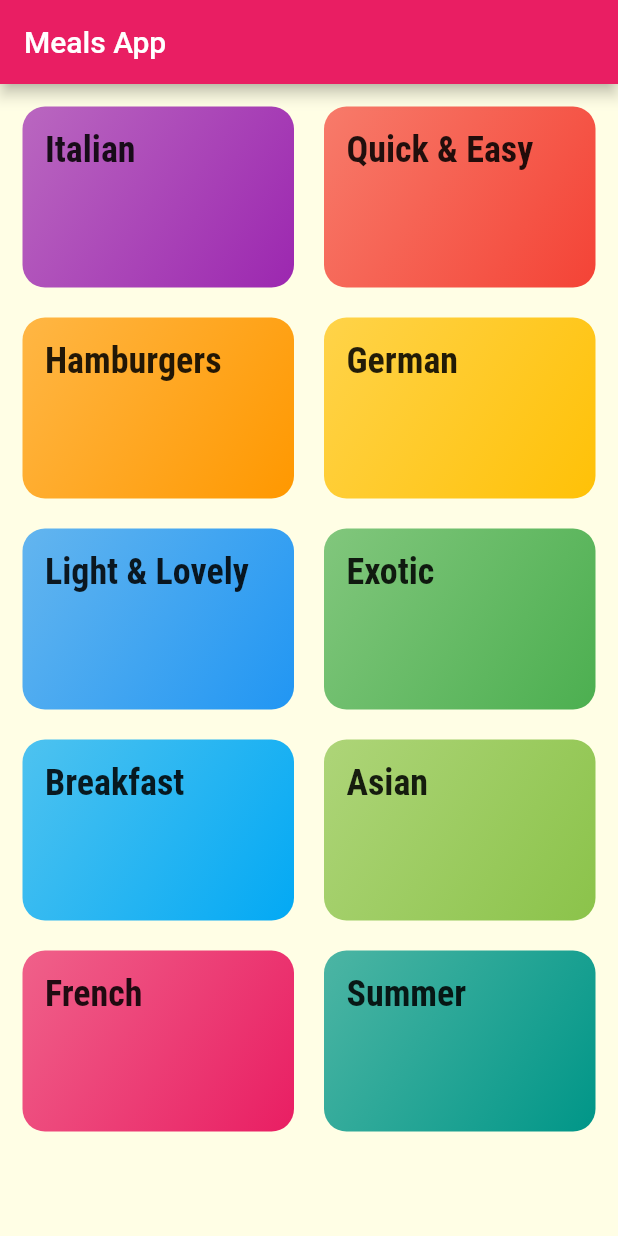
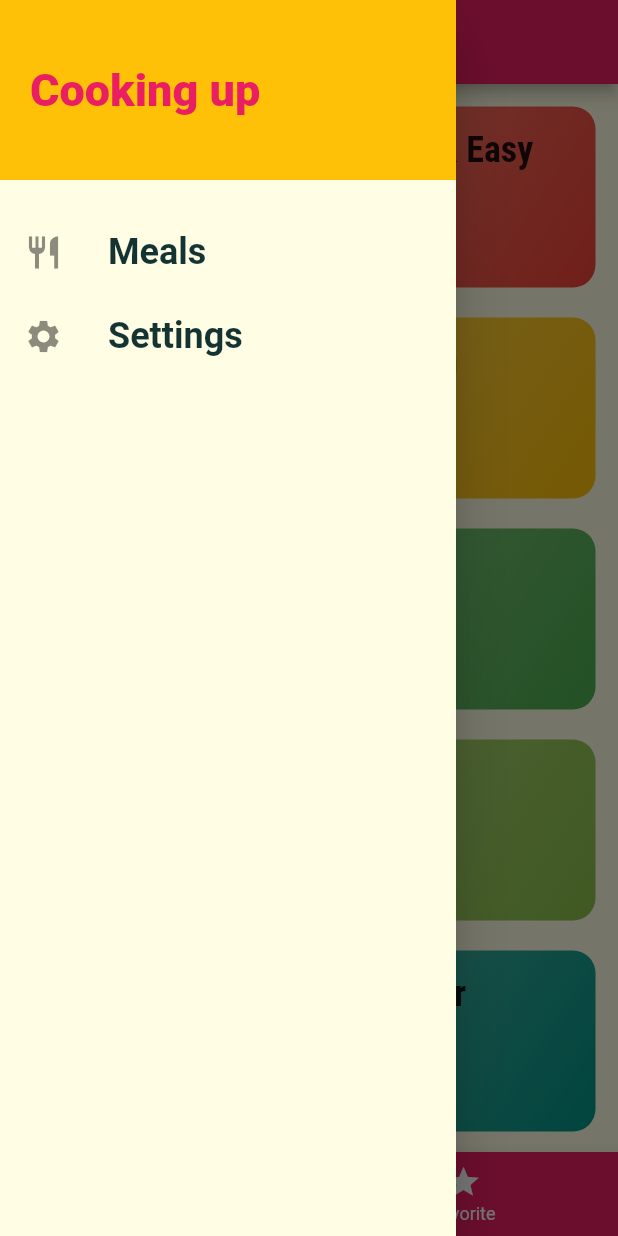
Before and after one commit to vlotysh/flutter_mail_app, a Flutter app: the screen it shows after launch, with the side drawer open (before the commit the screen has no drawer), on a phone screen of 412 x 824 dp. Run offline on Flutter 3.47's test engine with Material 2 defaults, Android fonts, the phone set to English and light mode, and no system bars; Roboto replaces fonts that are missing (Releway, RobotCondensed).

Commit message:
Added Drawer and tabs

```diff
--- a/lib/app/routes.dart
+++ b/lib/app/routes.dart
@@ -1,13 +1,16 @@
 import 'package:flutter/cupertino.dart';
-import 'package:meals_app/app/screens/MealDetail.dart';
+import 'package:meals_app/app/screens/Settings.dart';
+import 'package:meals_app/app/screens/Tabs.dart';
 
 import 'screens/Categories.dart';
 import 'screens/CategoryMeals.dart';
+import 'screens/MealDetail.dart';
 
 Map<String, WidgetBuilder> applicationRoutes() {
   return {
-    Categories.ROUTE_NAME: (_) => Categories(title: 'Meals App'),
+    Categories.ROUTE_NAME: (_) => Tabs(),
     CategoryMeals.ROUTE_NAME: (_) => CategoryMeals(),
     MealDetail.ROUTE_NAME: (_) => MealDetail(),
+    Settings.ROUTE_NAME: (_) => Settings(),
   };
 }
--- a/lib/app/screens/Categories.dart
+++ b/lib/app/screens/Categories.dart
@@ -18,11 +18,7 @@ class Categories extends StatefulWidget {
 class _CategoriesState extends State<Categories> {
   @override
   Widget build(BuildContext context) {
-    return Scaffold(
-      appBar: AppBar(
-        title: Text(widget.title),
-      ),
-      body: GridView(
+    return GridView(
       padding: EdgeInsets.all(15),
       children: DUMMY_CATEGORIES
           .map((Category category) => CategoryItem(category))
@@ -32,7 +28,6 @@ class _CategoriesState extends State<Categories> {
           childAspectRatio: 3 / 2,
           crossAxisSpacing: 20,
           mainAxisSpacing: 20),
-      ),
     );
   }
 }
--- /dev/null
+++ b/lib/app/screens/Favorite.dart
@@ -0,0 +1,8 @@
+import 'package:flutter/material.dart';
+
+class Favorite extends StatelessWidget {
+  @override
+  Widget build(BuildContext context) {
+    return Container(child: Center(child: Text('Favorite')));
+  }
+}
--- /dev/null
+++ b/lib/app/screens/Settings.dart
@@ -0,0 +1,14 @@
+import 'package:flutter/material.dart';
+
+class Settings extends StatelessWidget {
+  static const ROUTE_NAME = '/settings';
+
+  @override
+  Widget build(BuildContext context) {
+    return Scaffold(
+        appBar: AppBar(
+          title: Text('Settings'),
+        ),
+        body: Container(child: Center(child: Text('Settings'))));
+  }
+}
--- /dev/null
+++ b/lib/app/screens/Tabs.dart
@@ -0,0 +1,54 @@
+import 'package:flutter/material.dart';
+import 'package:meals_app/app/screens/Categories.dart';
+import 'package:meals_app/app/screens/Favorite.dart';
+import 'package:meals_app/app/widgets/MainDrawer.dart';
+
+class Tabs extends StatefulWidget {
+  @override
+  _TabsState createState() => _TabsState();
+}
+
+class _TabsState extends State<Tabs> {
+  final List<Map<String, Object>> _pages = [
+    {'page': Categories(), 'title': 'Categories'},
+    {'page': Favorite(), 'title': 'Favorites'}
+  ];
+
+  int _selectedPageIndex = 0;
+
+  void _selectPage(int index) {
+    setState(() {
+      _selectedPageIndex = index;
+    });
+  }
+
+  @override
+  Widget build(BuildContext context) {
+    return Scaffold(
+      appBar: AppBar(
+        title: Text(_pages[_selectedPageIndex]['title']),
+      ),
+      drawer: MainDrawer(),
+      body: _pages[_selectedPageIndex]['page'],
+      bottomNavigationBar: BottomNavigationBar(
+          onTap: _selectPage,
+          backgroundColor: Theme.of(context).primaryColor,
+          unselectedItemColor: Colors.white,
+          selectedItemColor: Theme.of(context).accentColor,
+          currentIndex: _selectedPageIndex,
+          type: BottomNavigationBarType.fixed,
+          items: [
+            BottomNavigationBarItem(
+              backgroundColor: Theme.of(context).primaryColor,
+              icon: Icon(Icons.category),
+              title: Text('Categorties'),
+            ),
+            BottomNavigationBarItem(
+              backgroundColor: Theme.of(context).primaryColor,
+              icon: Icon(Icons.star),
+              title: Text('Favorite'),
+            )
+          ]),
+    );
+  }
+}
--- /dev/null
+++ b/lib/app/widgets/MainDrawer.dart
@@ -0,0 +1,58 @@
+import 'package:flutter/material.dart';
+import 'package:meals_app/app/screens/Categories.dart';
+import 'package:meals_app/app/screens/Settings.dart';
+
+class DrawerItem extends StatelessWidget {
+  final String title;
+  final IconData icon;
+  final Function onTap;
+
+  DrawerItem(this.title, this.icon, this.onTap);
+
+  @override
+  Widget build(BuildContext context) {
+    return ListTile(
+      leading: Icon(icon, size: 26),
+      title: Text(title,
+          style: TextStyle(
+              fontSize: 24,
+              fontWeight: FontWeight.bold,
+              fontFamily: 'RobotCondensed')),
+      onTap: onTap,
+    );
+  }
+}
+
+class MainDrawer extends StatelessWidget {
+  Widget buildListTile(String title, IconData icon) {}
+
+  @override
+  Widget build(BuildContext context) {
+    return Drawer(
+        child: Column(
+      children: [
+        Container(
+          height: 120,
+          width: double.infinity,
+          padding: EdgeInsets.all(20),
+          alignment: Alignment.centerLeft,
+          decoration: BoxDecoration(
+            color: Theme.of(context).accentColor,
+          ),
+          child: Text('Cooking up',
+              style: TextStyle(
+                  fontWeight: FontWeight.w900,
+                  fontSize: 30,
+                  color: Theme.of(context).primaryColor)),
+        ),
+        SizedBox(
+          height: 20,
+        ),
+        DrawerItem('Meals', Icons.restaurant,
+            () => Navigator.of(context).pushNamed(Categories.ROUTE_NAME)),
+        DrawerItem('Settings', Icons.settings,
+            () => Navigator.of(context).pushNamed(Settings.ROUTE_NAME)),
+      ],
+    ));
+  }
+}
```
Also changed, not shown: lib/app/screens/MealDetail.dart (+59 -26 lines). Lines whose indentation alone changed are shown as unchanged.
